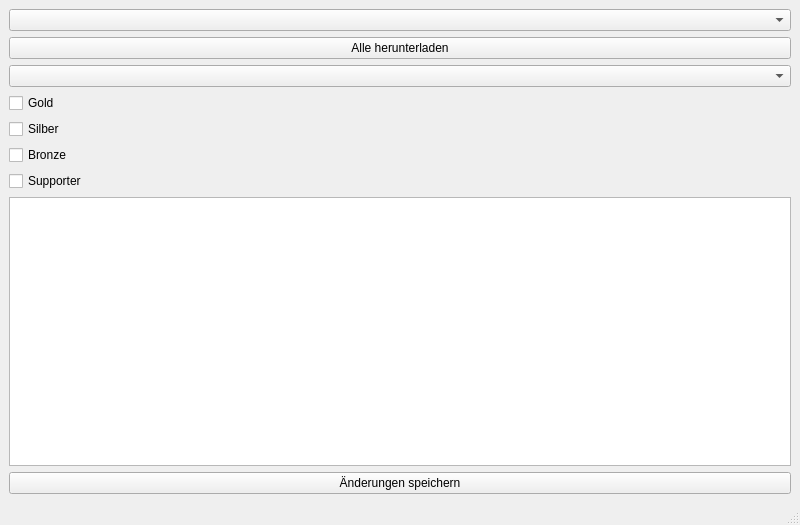
The window that modifytables.ui (green-lion-racing/glr-database) describes before a commit, drawn with Qt 5.
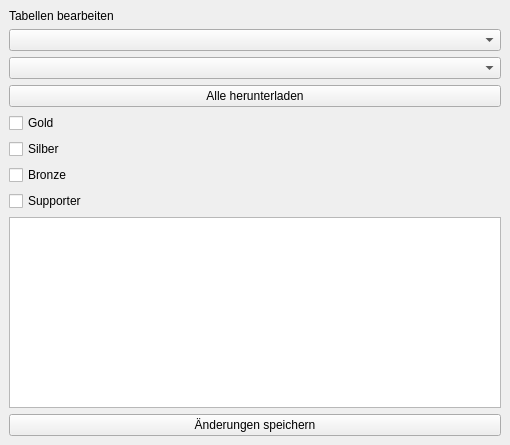
The same window after the commit.

Diff of the .ui file:
```diff
--- a/modifytables.ui
+++ b/modifytables.ui
@@ -6,8 +6,8 @@
    <rect>
     <x>0</x>
     <y>0</y>
-    <width>800</width>
-    <height>525</height>
+    <width>510</width>
+    <height>445</height>
    </rect>
   </property>
   <property name="windowTitle">
@@ -17,9 +17,19 @@
    <layout class="QVBoxLayout" name="verticalLayout_2">
     <item>
      <layout class="QVBoxLayout" name="verticalLayout">
+      <item>
+       <widget class="QLabel" name="l_dialogTitle">
+        <property name="text">
+         <string>Tabellen bearbeiten</string>
+        </property>
+       </widget>
+      </item>
       <item>
        <widget class="QComboBox" name="cb_table"/>
       </item>
+      <item>
+       <widget class="QComboBox" name="cb_companyName"/>
+      </item>
       <item>
        <widget class="QPushButton" name="pb_download">
         <property name="text">
@@ -27,9 +37,6 @@
         </property>
        </widget>
       </item>
-      <item>
-       <widget class="QComboBox" name="cb_companyName"/>
-      </item>
       <item>
        <widget class="QCheckBox" name="cb_gold">
         <property name="text">
@@ -72,17 +79,6 @@
     </item>
    </layout>
   </widget>
-  <widget class="QMenuBar" name="menubar">
-   <property name="geometry">
-    <rect>
-     <x>0</x>
-     <y>0</y>
-     <width>800</width>
-     <height>20</height>
-    </rect>
-   </property>
-  </widget>
-  <widget class="QStatusBar" name="statusbar"/>
  </widget>
  <resources/>
  <connections/>
```
Left out of the diff: 2 changed lines with no effect on the pictures.
